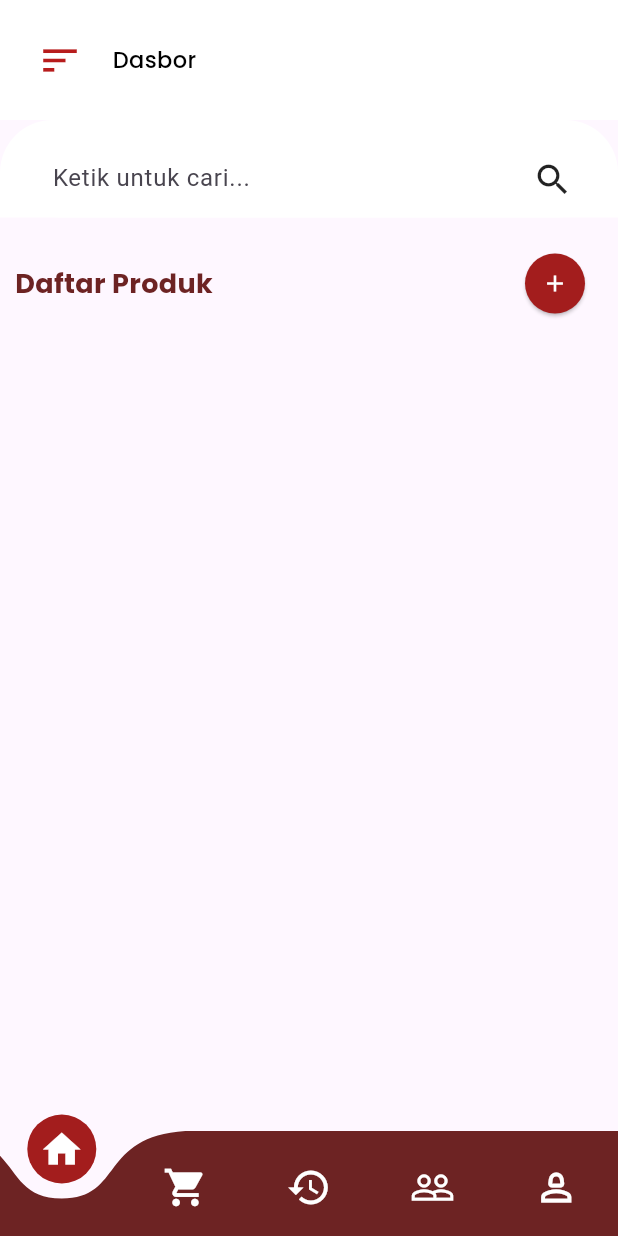
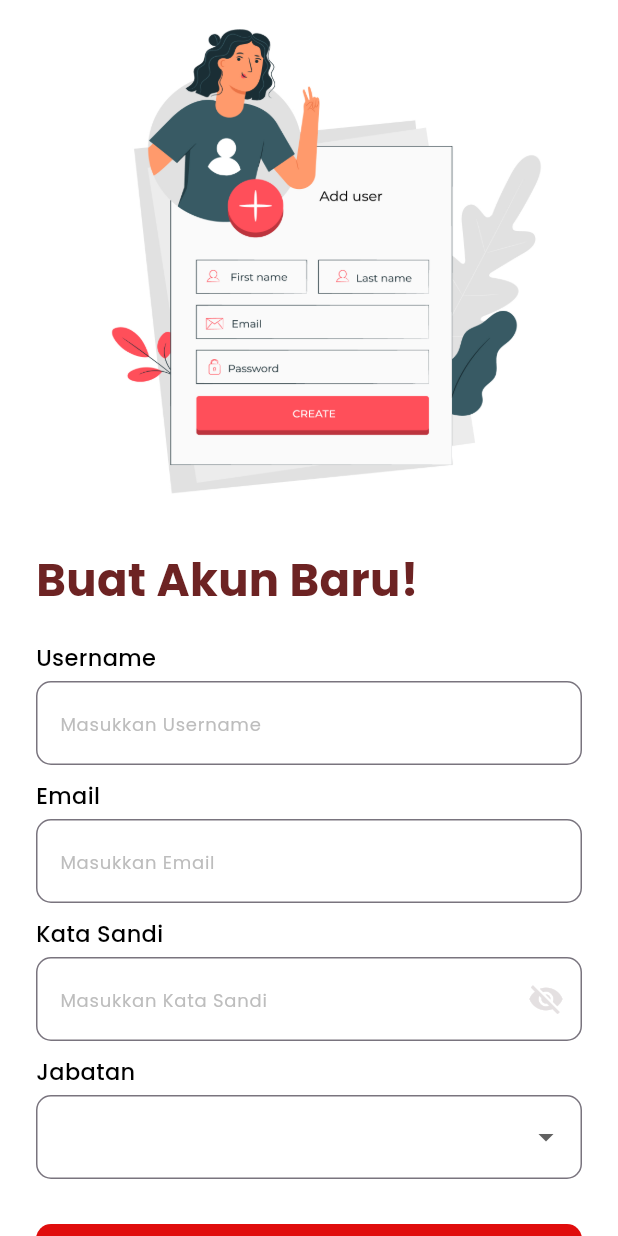
Before and after one commit to alamsyahkuba/latihankasirapp, a Flutter app: the screen it shows after launch, on a phone screen of 412 x 824 dp. Run offline on Flutter 3.47's test engine with Material 3 defaults, Android fonts, the phone set to English and light mode, and no system bars; drawn by our look-alikes of curved_navigation_bar; our stand-ins replace google_fonts, shared_preferences, supabase_flutter; missing offline and left inert: bcrypt; accounts and stored records are empty; network calls fail.

Commit message:
register

```diff
--- a/lib/main.dart
+++ b/lib/main.dart
@@ -4,6 +4,7 @@ import 'package:supabase_flutter/supabase_flutter.dart';
 import 'package:latihankasirapp/pages/welcomepages.dart';
 import 'package:latihankasirapp/service/supabase.dart';
 import 'package:latihankasirapp/pages/createproduk.dart';
+import 'package:latihankasirapp/pages/register.dart';
 // import 'package:latihankasirapp/pages/homepage.dart';
 
 //untuk memanggil supabase
@@ -20,7 +21,7 @@ class MyApp extends StatelessWidget {
   Widget build(BuildContext context) {
     return MaterialApp(
       debugShowCheckedModeBanner: false,
-      home: HomePage(),
+      home: RegisterPage(),
     );
   }
 }
--- /dev/null
+++ b/lib/pages/register.dart
@@ -0,0 +1,141 @@
+import 'package:flutter/material.dart';
+import 'theme.dart';
+
+class RegisterPage extends StatefulWidget {
+    const RegisterPage({super.key});
+
+    @override
+    State<RegisterPage> createState() => _RegisterPageState();
+}
+
+class _RegisterPageState extends State<RegisterPage> {
+    final _emailController = TextEditingController();
+    final _passwordController = TextEditingController();
+    final _usernameController = TextEditingController();
+    String? _selectedJabatan;
+    bool _isPasswordVisible = false;
+
+    @override
+    Widget build(BuildContext context) {
+        return Scaffold(
+        backgroundColor: whiteColor,
+        body: SafeArea(
+            bottom: false,
+            child: ListView(
+            padding: EdgeInsets.symmetric(horizontal: defaultMargin),
+            children: [
+                Image.asset('assets/images/2968290.jpg',
+                    height: 350, fit: BoxFit.fill),
+                const SizedBox(height: 15),
+                Text("Buat Akun Baru!", style: secondTextStyle),
+                const SizedBox(height: 20),
+                Text("Username", style: thirdTextStyle),
+                const SizedBox(height: 5),
+                TextField(
+                controller: _usernameController,
+                decoration: InputDecoration(
+                    hintText: 'Masukkan Username',
+                    hintStyle: fourthTextStyle.copyWith(
+                        fontSize: 12, fontWeight: FontWeight.w400),
+                    border: OutlineInputBorder(
+                    borderRadius: BorderRadius.circular(10),
+                    borderSide: BorderSide(color: greyColor, width: 2.0),
+                    ),
+                ),
+                ),
+                const SizedBox(height: 10),
+                Text("Email", style: thirdTextStyle),
+                const SizedBox(height: 5),
+                TextField(
+                controller: _emailController,
+                decoration: InputDecoration(
+                    hintText: 'Masukkan Email',
+                    hintStyle: fourthTextStyle.copyWith(
+                        fontSize: 12, fontWeight: FontWeight.w400),
+                    border: OutlineInputBorder(
+                    borderRadius: BorderRadius.circular(10),
+                    borderSide: BorderSide(color: greyColor, width: 2.0),
+                    ),
+                ),
+                ),
+                const SizedBox(height: 10),
+                Text("Kata Sandi", style: thirdTextStyle),
+                const SizedBox(height: 5),
+                TextField(
+                controller: _passwordController,
+                obscureText: !_isPasswordVisible,
+                decoration: InputDecoration(
+                    hintText: 'Masukkan Kata Sandi',
+                    hintStyle: fourthTextStyle.copyWith(
+                        fontSize: 12, fontWeight: FontWeight.w400),
+                    border: OutlineInputBorder(
+                    borderRadius: BorderRadius.circular(10),
+                    borderSide: BorderSide(color: greyColor, width: 2.0),
+                    ),
+                    suffixIcon: IconButton(
+                    icon: Icon(
+                        _isPasswordVisible
+                            ? Icons.visibility
+                            : Icons.visibility_off,
+                        color: greyColor,
+                    ),
+                    onPressed: () {
+                        setState(() {
+                        _isPasswordVisible = !_isPasswordVisible;
+                        });
+                    },
+                    ),
+                ),
+                ),
+                const SizedBox(height: 10),
+                Text("Jabatan", style: thirdTextStyle),
+                const SizedBox(height: 5),
+                DropdownButtonFormField<String>(
+                value: _selectedJabatan,
+                items: ['Admin', 'Pegawai',].map((jabatan) {
+                    return DropdownMenuItem(
+                    value: jabatan,
+                    child: Text(jabatan, style: thirdTextStyle),
+                    );
+                }).toList(),
+                onChanged: (value) {
+                    setState(() {
+                    _selectedJabatan = value;
+                    });
+                },
+                decoration: InputDecoration(
+                    border: OutlineInputBorder(
+                    borderRadius: BorderRadius.circular(10),
+                    borderSide: BorderSide(color: greyColor, width: 2.0),
+                    ),
+                ),
+                ),
+                const SizedBox(height: 30),
+                TextButton(
+                onPressed: () {},
+                style: ButtonStyle(
+                    padding: MaterialStateProperty.all(
+                        EdgeInsets.symmetric(horizontal: 30, vertical: 15)),
+                    backgroundColor:
+                        MaterialStateProperty.all(Color.fromARGB(255, 224, 13, 13)),
+                    foregroundColor: MaterialStateProperty.all(Colors.white),
+                    shape: MaterialStateProperty.all(
+                    RoundedRectangleBorder(
+                        borderRadius: BorderRadius.circular(10)),
+                    ),
+                ),
+                child: Text(
+                    'Daftar',
+                    style: TextStyle(
+                        fontSize: 20,
+                        fontWeight: FontWeight.bold,
+                        fontFamily: 'Poppins',
+                        color: Colors.white),
+                ),
+                ),
+            ],
+            ),
+        ),
+        );
+    }
+    }
```
Also changed, not shown: lib/pages/editproduk.dart (added, +232 -0 lines), assets/images/2968290.jpg (added).
